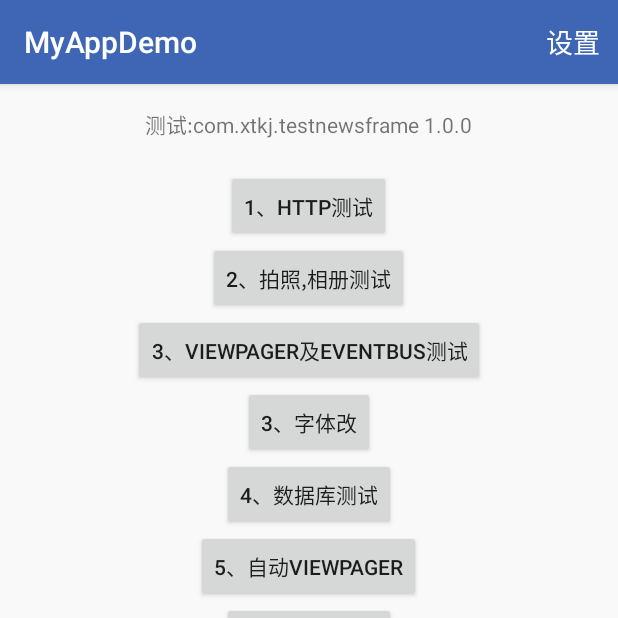
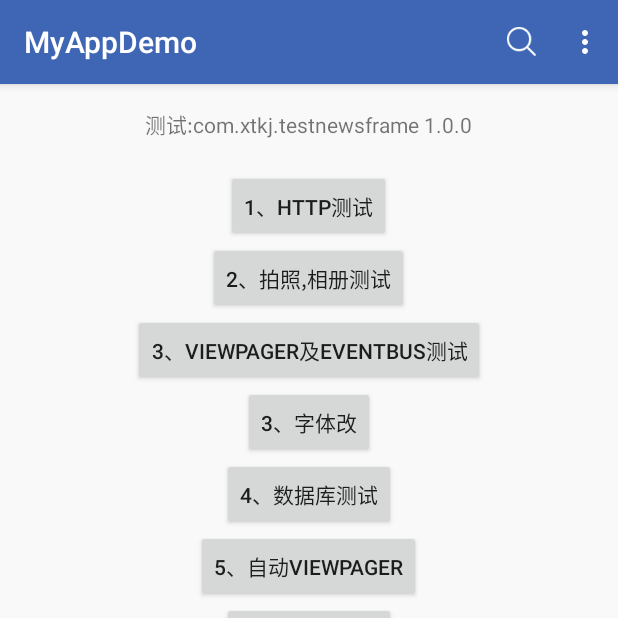
Before and after one commit to lonaever/MyApp, an Android app: the screen it shows after launch (HomeActivity), on a phone screen of 412 x 824 dp, the top half of it. Run offline under Robolectric (Android 15) with nearby library versions, the phone set to English and light mode, and no system bars; our stand-ins replace ButterKnife; libraries missing offline, so code that uses them is left out: cn.finalteam.galleryfinal, cn.finalteam.toolsfinal, com.github.johnpersano.supertoasts, uk.co.chrisjenx; pictures from the network do not load; Roboto replaces fonts that are not available here; 4 statements that could not run were skipped.

Commit message:
增加SearchView测试

```diff
--- a/Sample/src/main/java/com/xtkj/testnewsframe/page/home/HomeActivity.java
+++ b/Sample/src/main/java/com/xtkj/testnewsframe/page/home/HomeActivity.java
@@ -6,10 +6,12 @@ import android.app.PendingIntent;
 import android.content.Intent;
 import android.os.Bundle;
 import android.support.v4.app.NotificationCompat;
+import android.support.v4.view.MenuItemCompat;
 import android.view.KeyEvent;
 import android.view.Menu;
 import android.view.MenuItem;
 import android.view.View;
+import android.widget.SearchView;
 import android.widget.TextView;
 
 import com.xtkj.libmyapp.global.Constant;
@@ -77,6 +79,24 @@ public class HomeActivity extends LActivity {
     public boolean onCreateOptionsMenu(Menu menu) {
         // Inflate the menu; this adds items to the action bar if it is present.
         getMenuInflater().inflate(R.menu.menu_set, menu);
+        final MenuItem item = menu.findItem(R.id.search);
+        SearchView mSearchView = (SearchView) MenuItemCompat.getActionView(item);
+        if (mSearchView==null) {
+            LogUtils.d("oh,fuck");
+        }else {
+            mSearchView.setOnQueryTextListener(new SearchView.OnQueryTextListener() {
+                @Override
+                public boolean onQueryTextSubmit(String query) {
+                    return false;
+                }
+
+                @Override
+                public boolean onQueryTextChange(String newText) {
+                    return false;
+                }
+            });
+        }
+
         return true;
     }
 
--- a/Sample/src/main/res/menu/menu_set.xml
+++ b/Sample/src/main/res/menu/menu_set.xml
@@ -5,6 +5,12 @@
         android:id="@+id/action_set"
         android:orderInCategory="100"
         android:title="@string/action_set"
-        app:showAsAction="ifRoom|withText"
-        />
+        app:showAsAction="withText" />
+
+    <item
+        android:id="@+id/search"
+        android:icon="@mipmap/ab_search"
+        android:title="搜索"
+        app:showAsAction="collapseActionView|ifRoom"
+        app:actionViewClass="android.widget.SearchView"/>
 </menu>
```
Also changed, not shown: Sample/src/main/res/mipmap-xhdpi/ab_search.png (added).
